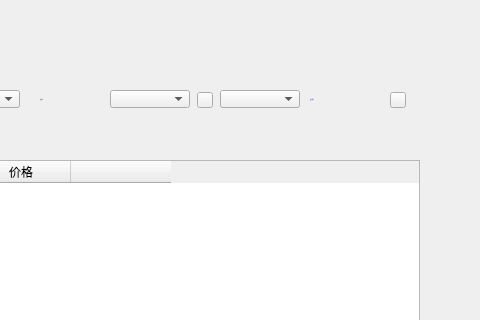
Old version of the form LNKWallet/exchange/OnchainOrderPage.ui in the repository HcashOrg/hx-indicator; both pictures show x 290 to 770 and y 0 to 320 of the 770 by 510 pixel window.
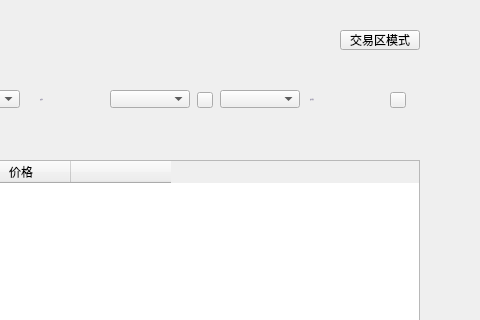
New version of the form.

Diff of the .ui file:
```diff
--- a/LNKWallet/exchange/OnchainOrderPage.ui
+++ b/LNKWallet/exchange/OnchainOrderPage.ui
@@ -290,6 +290,19 @@
     <set>Qt::AlignLeading|Qt::AlignLeft|Qt::AlignVCenter</set>
    </property>
   </widget>
+  <widget class="QToolButton" name="exchangeModeBtn">
+   <property name="geometry">
+    <rect>
+     <x>630</x>
+     <y>30</y>
+     <width>80</width>
+     <height>20</height>
+    </rect>
+   </property>
+   <property name="text">
+    <string>交易区模式</string>
+   </property>
+  </widget>
  </widget>
  <resources/>
  <connections/>
```
